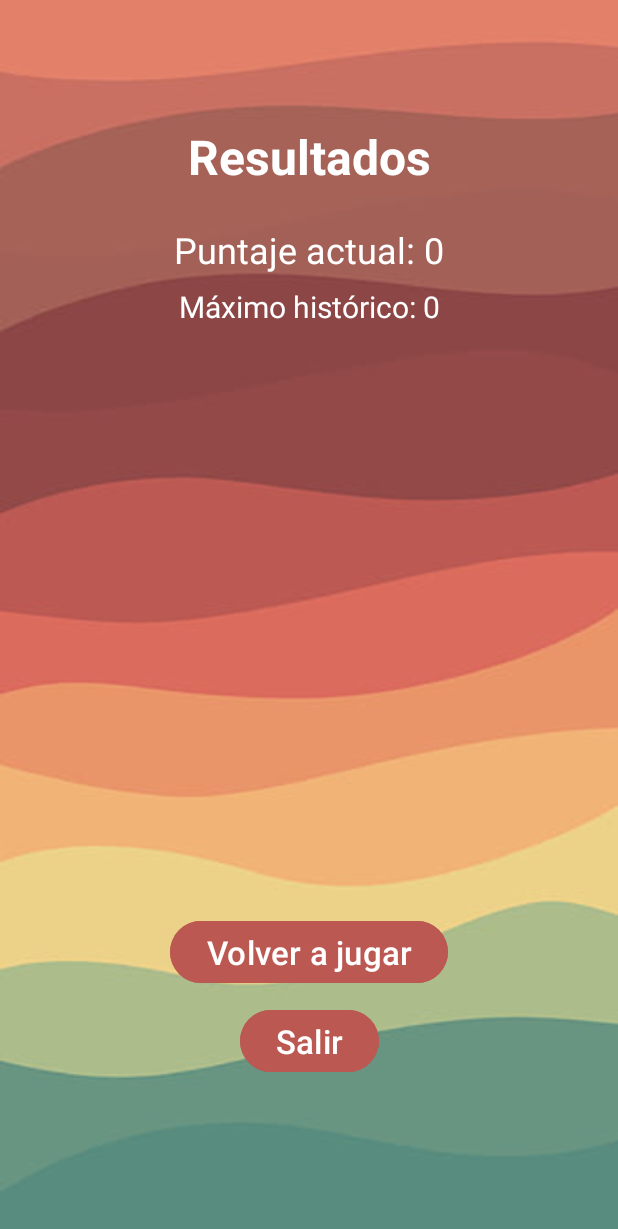
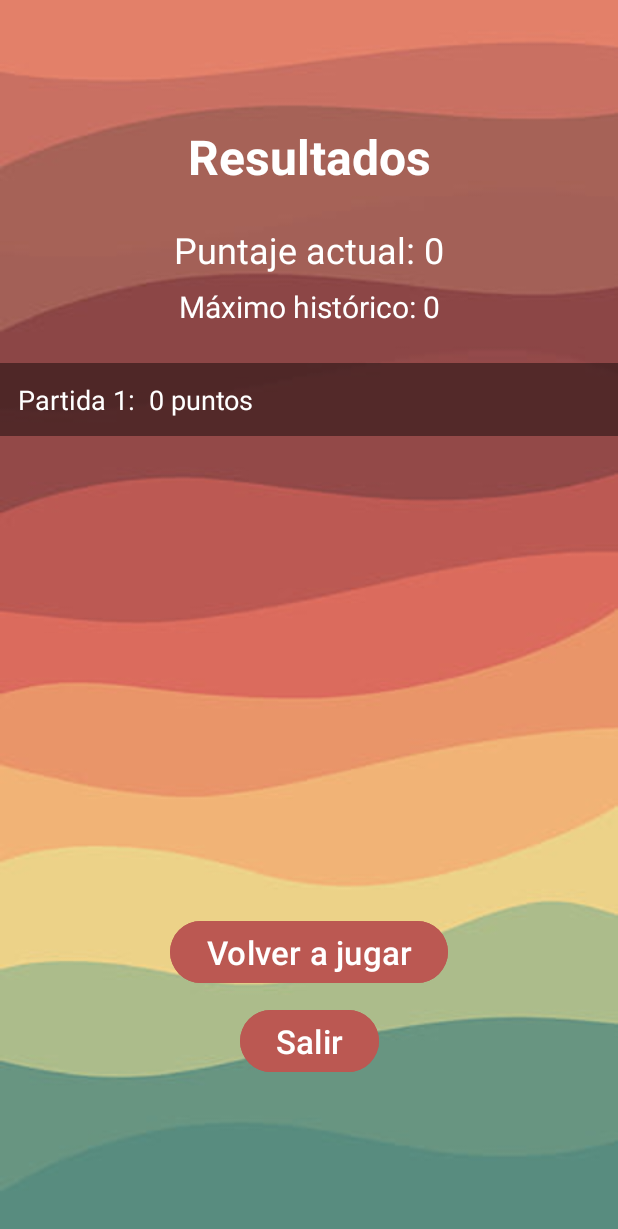
Before and after one commit to JuanHuamaniVasquez/ExamenParcial-PDM-HuamaniVasquezJuanJose, an Android app: the ResultFragment screen opened through its navigation route, on a phone screen of 412 x 824 dp. Shown: the top 1229 px of the screen. Run offline under Robolectric (Android 15) with nearby library versions, the light colour scheme and no system bars.

Commit message:
Implementación del ResultFragment con historial y puntaje máximo
- Se añadió el ResultFragment con su layout correspondiente.
- Muestra el puntaje final de la partida y el puntaje más alto histórico usando SharedPreferences.
- Incluye un RecyclerView para visualizar el historial de puntajes de la sesión.
- Se agregó la navegación para volver a jugar (reinicia el juego al presionar el botón "Volver a jugar").
- Se implementó el adaptador ScoreAdapter para listar los puntajes recientes.

```diff
--- a/JuegoColores/app/src/main/java/com/example/examen/ResultFragment.kt
+++ b/JuegoColores/app/src/main/java/com/example/examen/ResultFragment.kt
@@ -1,10 +1,65 @@
 package com.example.examen
 
+import android.content.Context
 import android.os.Bundle
 import androidx.fragment.app.Fragment
-import android.view.LayoutInflater
 import android.view.View
-import android.view.ViewGroup
+import android.widget.Button
+import android.widget.TextView
+import androidx.navigation.fragment.findNavController
+import androidx.recyclerview.widget.LinearLayoutManager
+import androidx.recyclerview.widget.RecyclerView
+
 class ResultFragment : Fragment(R.layout.fragment_result) {
+    private lateinit var tvCurrentScore: TextView
+    private lateinit var tvHighScore: TextView
+    private lateinit var rvHistory: RecyclerView
+    private lateinit var btnReplay: Button
+    private lateinit var btnExit: Button
 
+    // Historial en memoria
+    companion object {
+        val scoreHistory = mutableListOf<Int>()
+    }
+
+    override fun onViewCreated(view: View, savedInstanceState: Bundle?) {
+        super.onViewCreated(view, savedInstanceState)
+
+        // Referencias
+        tvCurrentScore = view.findViewById(R.id.tvCurrentScore)
+        tvHighScore = view.findViewById(R.id.tvHighScore)
+        rvHistory = view.findViewById(R.id.rvHistory)
+        btnReplay = view.findViewById(R.id.btnReplay)
+        btnExit = view.findViewById(R.id.btnExit)
+        val score = arguments?.getInt("score", 0) ?: 0
+        val currentScore = score
+        tvCurrentScore.text = "Puntaje actual: $currentScore"
+
+        // Guardar en historial de sesión
+        scoreHistory.add(currentScore)
+
+        // Mostrar mejor puntaje (SharedPreferences)
+        val prefs = requireContext().getSharedPreferences("color_game", Context.MODE_PRIVATE)
+        val highScore = prefs.getInt("high_score", 0)
+
+        if (currentScore > highScore) {
+            prefs.edit().putInt("high_score", currentScore).apply()
+            tvHighScore.text = "Máximo histórico: $currentScore"
+        } else {
+            tvHighScore.text = "Máximo histórico: $highScore"
+        }
+
+        // Configurar RecyclerView
+        rvHistory.layoutManager = LinearLayoutManager(requireContext())
+        rvHistory.adapter = ScoreAdapter(scoreHistory)
+
+        // Volver a jugar
+        btnReplay.setOnClickListener {
+            findNavController().navigate(R.id.action_result_to_game)
+        }
+
+        btnExit.setOnClickListener {
+            requireActivity().finishAffinity()
+        }
+    }
 }
--- /dev/null
+++ b/JuegoColores/app/src/main/java/com/example/examen/ScoreAdapter.kt
@@ -0,0 +1,28 @@
+package com.example.examen
+
+import android.view.LayoutInflater
+import android.view.View
+import android.view.ViewGroup
+import android.widget.TextView
+import androidx.recyclerview.widget.RecyclerView
+
+class ScoreAdapter(private val scores: List<Int>) :
+    RecyclerView.Adapter<ScoreAdapter.ScoreViewHolder>() {
+
+    class ScoreViewHolder(view: View) : RecyclerView.ViewHolder(view) {
+        val tvItem: TextView = view.findViewById(R.id.tvItemScore)
+    }
+
+    override fun onCreateViewHolder(parent: ViewGroup, viewType: Int): ScoreViewHolder {
+        val view = LayoutInflater.from(parent.context)
+            .inflate(R.layout.item_score, parent, false)
+        return ScoreViewHolder(view)
+    }
+
+    override fun onBindViewHolder(holder: ScoreViewHolder, position: Int) {
+        val score = scores[position]
+        holder.tvItem.text = "Partida ${position + 1}:  $score puntos"
+    }
+
+    override fun getItemCount() = scores.size
+}
--- /dev/null
+++ b/JuegoColores/app/src/main/res/layout/item_score.xml
@@ -0,0 +1,10 @@
+<?xml version="1.0" encoding="utf-8"?>
+<TextView xmlns:android="http://schemas.android.com/apk/res/android"
+    android:id="@+id/tvItemScore"
+    android:layout_width="match_parent"
+    android:layout_height="wrap_content"
+    android:padding="12dp"
+    android:textSize="18sp"
+    android:textColor="@color/white"
+    android:background="@color/transparentBlack"
+    android:layout_marginBottom="8dp" />
--- a/JuegoColores/app/src/main/res/values/colors.xml
+++ b/JuegoColores/app/src/main/res/values/colors.xml
@@ -7,4 +7,5 @@
     <color name="green">#4CAF50</color>
     <color name="yellow">#FFC107</color>
     <color name="customGreen">#BB5852</color>
+    <color name="transparentBlack">#70000000</color>
 </resources>
```
Also changed, not shown: JuegoColores/app/src/main/res/layout/fragment_result.xml (line endings or trailing spaces).
